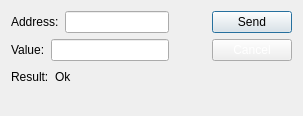
tonylin0826/ModbusMasterTool, file writesingleregisterdialog.ui: the form before one commit.
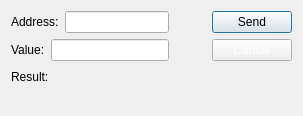
The form after the commit.

Commit message: feat(ui): add default focus to value input in writesingleregisterdialog

Patch:
```diff
--- a/writesingleregisterdialog.ui
+++ b/writesingleregisterdialog.ui
@@ -116,7 +116,7 @@
      <item>
       <widget class="QLabel" name="labelStatus">
        <property name="text">
-        <string>Ok</string>
+        <string/>
        </property>
       </widget>
      </item>
```
The commit also changes 1 other file.
